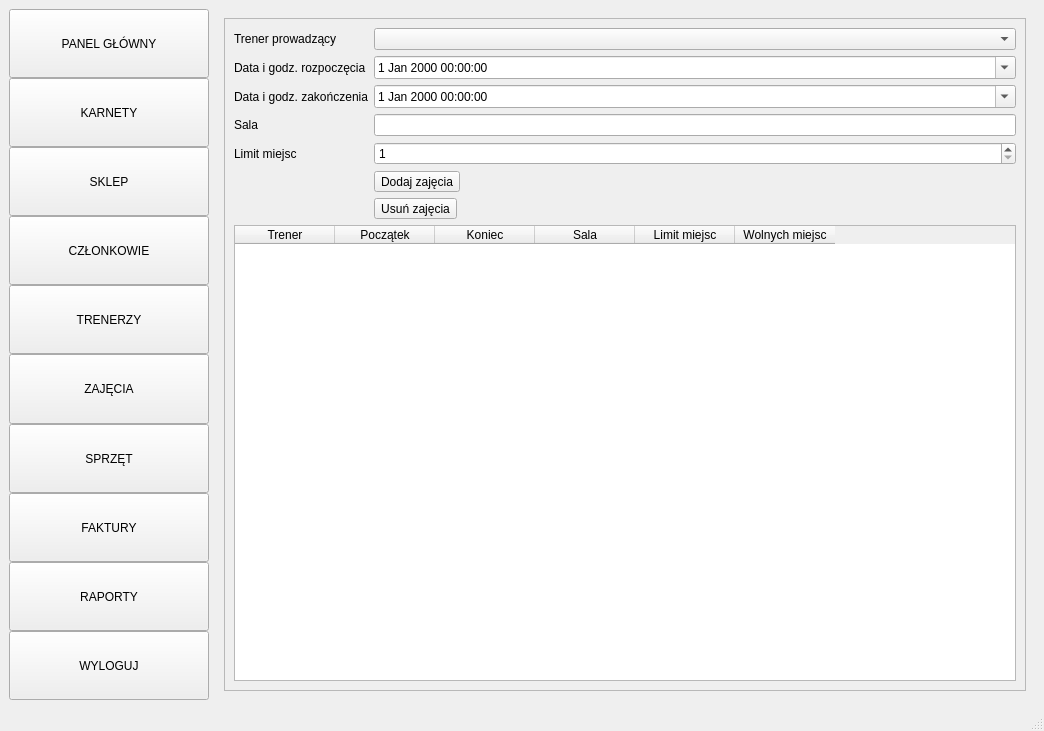
This is mainwindow.ui in skb-it/FitAdmin_v1 as Qt 5 draws it before an edit. The edited form follows.
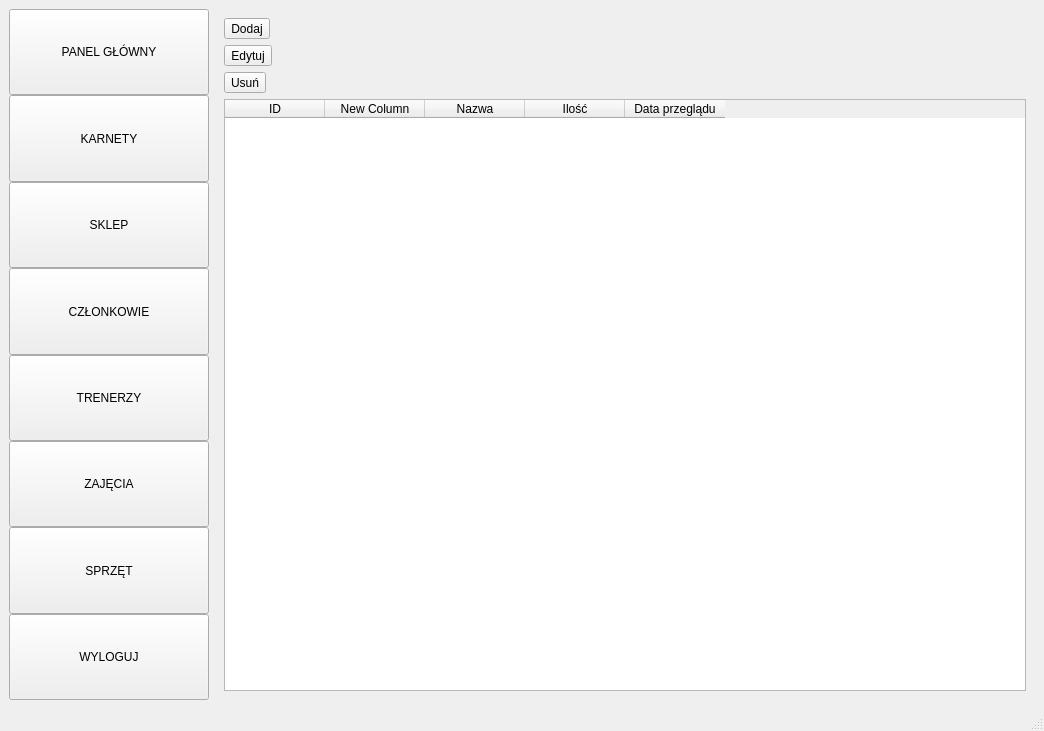
This is the edited form. Icons and pictures are not drawn.

```diff
--- a/mainwindow.ui
+++ b/mainwindow.ui
@@ -239,58 +239,6 @@
          </property>
         </widget>
        </item>
-       <item>
-        <widget class="QToolButton" name="toolButtonFaktury">
-         <property name="sizePolicy">
-          <sizepolicy hsizetype="MinimumExpanding" vsizetype="MinimumExpanding">
-           <horstretch>0</horstretch>
-           <verstretch>0</verstretch>
-          </sizepolicy>
-         </property>
-         <property name="text">
-          <string>FAKTURY</string>
-         </property>
-         <property name="icon">
-          <iconset resource="resources.qrc">
-           <normaloff>:/icons/ikony/invoice.png</normaloff>:/icons/ikony/invoice.png</iconset>
-         </property>
-         <property name="iconSize">
-          <size>
-           <width>40</width>
-           <height>40</height>
-          </size>
-         </property>
-         <property name="toolButtonStyle">
-          <enum>Qt::ToolButtonStyle::ToolButtonTextUnderIcon</enum>
-         </property>
-        </widget>
-       </item>
-       <item>
-        <widget class="QToolButton" name="toolButtonRaporty">
-         <property name="sizePolicy">
-          <sizepolicy hsizetype="MinimumExpanding" vsizetype="MinimumExpanding">
-           <horstretch>0</horstretch>
-           <verstretch>0</verstretch>
-          </sizepolicy>
-         </property>
-         <property name="text">
-          <string>RAPORTY</string>
-         </property>
-         <property name="icon">
-          <iconset resource="resources.qrc">
-           <normaloff>:/icons/ikony/seo-report.png</normaloff>:/icons/ikony/seo-report.png</iconset>
-         </property>
-         <property name="iconSize">
-          <size>
-           <width>40</width>
-           <height>40</height>
-          </size>
-         </property>
-         <property name="toolButtonStyle">
-          <enum>Qt::ToolButtonStyle::ToolButtonTextUnderIcon</enum>
-         </property>
-        </widget>
-       </item>
        <item>
         <widget class="QToolButton" name="toolButtonWyloguj">
          <property name="sizePolicy">
@@ -323,7 +271,7 @@
     <item>
      <widget class="QStackedWidget" name="stackedWidget">
       <property name="currentIndex">
-       <number>4</number>
+       <number>5</number>
       </property>
       <widget class="QWidget" name="mainPage">
        <layout class="QVBoxLayout" name="verticalLayoutMain">
@@ -888,8 +836,8 @@
             <rect>
              <x>0</x>
              <y>0</y>
-             <width>800</width>
-             <height>650</height>
+             <width>791</width>
+             <height>635</height>
             </rect>
            </property>
            <layout class="QVBoxLayout" name="verticalLayoutZajecia">
@@ -1022,6 +970,60 @@
         </item>
        </layout>
       </widget>
+      <widget class="QWidget" name="sprzetStrona">
+       <layout class="QGridLayout" name="gridLayout">
+        <item row="4" column="0">
+         <widget class="QToolButton" name="toolButtonUsun">
+          <property name="text">
+           <string>Usuń</string>
+          </property>
+         </widget>
+        </item>
+        <item row="2" column="0">
+         <widget class="QToolButton" name="toolButtonDodaj">
+          <property name="text">
+           <string>Dodaj</string>
+          </property>
+         </widget>
+        </item>
+        <item row="7" column="0">
+         <widget class="QTableWidget" name="tableWidgetSprzet">
+          <column>
+           <property name="text">
+            <string>ID</string>
+           </property>
+          </column>
+          <column>
+           <property name="text">
+            <string>New Column</string>
+           </property>
+          </column>
+          <column>
+           <property name="text">
+            <string>Nazwa</string>
+           </property>
+          </column>
+          <column>
+           <property name="text">
+            <string>Ilość</string>
+           </property>
+          </column>
+          <column>
+           <property name="text">
+            <string>Data przeglądu</string>
+           </property>
+          </column>
+         </widget>
+        </item>
+        <item row="3" column="0">
+         <widget class="QToolButton" name="toolButtonEdytuj">
+          <property name="text">
+           <string>Edytuj</string>
+          </property>
+         </widget>
+        </item>
+       </layout>
+      </widget>
       <widget class="QWidget" name="sklepStrona">
        <layout class="QVBoxLayout" name="verticalLayoutSklep">
         <item>
```
Left out of the diff: 2 changed lines with no effect on the pictures.
